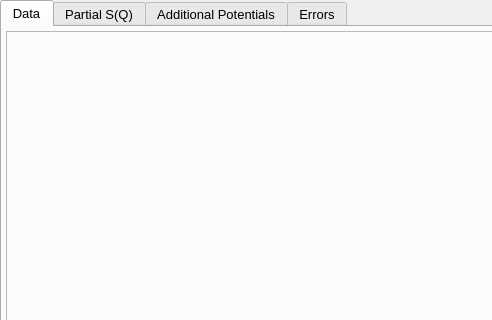
Before: the Qt Designer form src/modules/refine/gui/modulewidget.ui in disorderedmaterials/dissolve, drawn with Qt 5; both pictures show x 0 to 492 and y 0 to 320 of the 1059 by 745 pixel window.
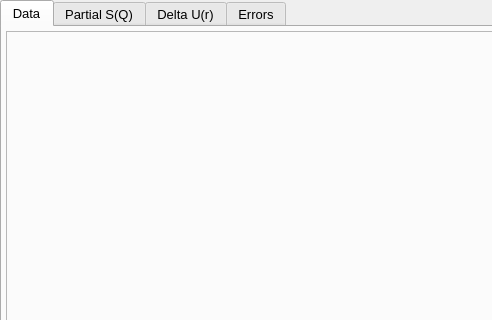
After: the same form once the commit is applied.

Commit message: Renamed some widgets in RefineModule's gui.

```diff
--- a/src/modules/refine/gui/modulewidget.ui
+++ b/src/modules/refine/gui/modulewidget.ui
@@ -134,7 +134,7 @@
      </widget>
      <widget class="QWidget" name="PotentialsTab">
       <attribute name="title">
-       <string>Additional Potentials</string>
+       <string>Delta U(r)</string>
       </attribute>
       <layout class="QHBoxLayout" name="horizontalLayout_4">
        <property name="spacing">
```
Left out of the diff: 4 changed lines with no effect on the pictures. The commit also changes 2 other files.
